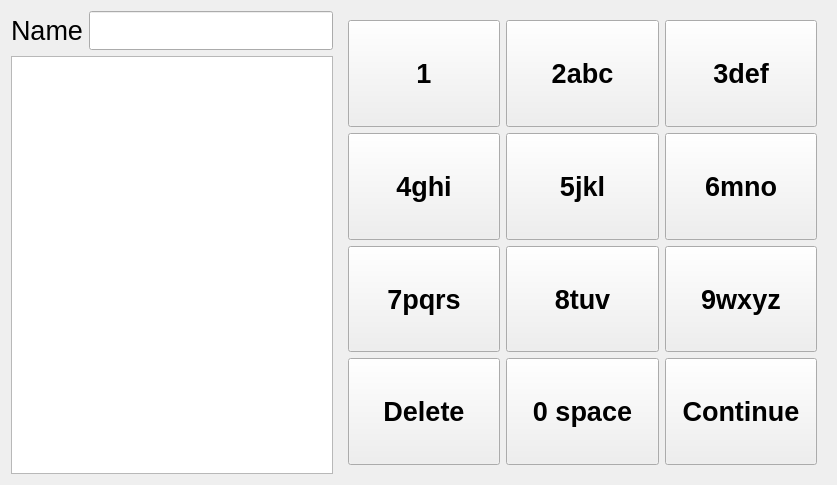
The window that TallyOnRaspberry/loginscreen.ui (Deltachi/Tally_Teamproject) describes before a commit, drawn with Qt 5.
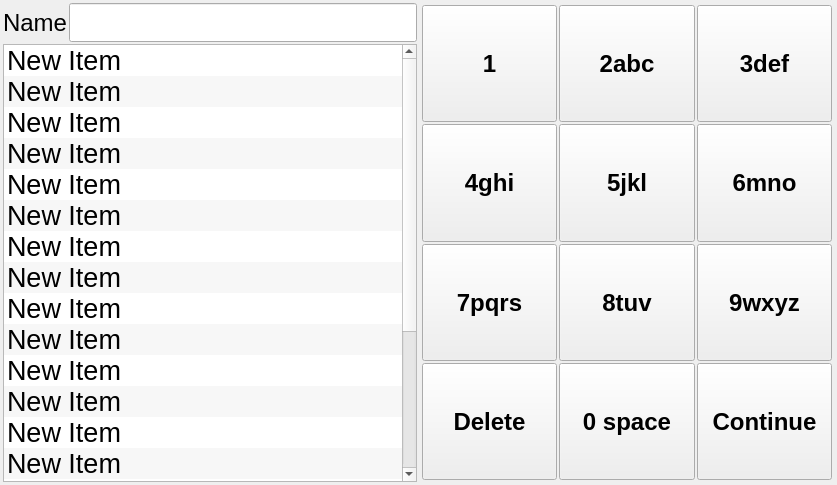
The same window after the commit.

What changed in the file:
```diff
--- a/TallyOnRaspberry/loginscreen.ui
+++ b/TallyOnRaspberry/loginscreen.ui
@@ -13,16 +13,28 @@
   <property name="windowTitle">
    <string>Form</string>
   </property>
-  <layout class="QHBoxLayout" name="horizontalLayout_2" stretch="0,1">
+  <layout class="QHBoxLayout" name="horizontalLayout_2" stretch="1,1">
+   <property name="spacing">
+    <number>3</number>
+   </property>
+   <property name="margin">
+    <number>3</number>
+   </property>
    <item>
-    <layout class="QVBoxLayout" name="verticalLayout" stretch="0,0">
+    <layout class="QVBoxLayout" name="verticalLayout" stretch="1,9">
+     <property name="spacing">
+      <number>2</number>
+     </property>
      <item>
       <layout class="QHBoxLayout" name="horizontalLayout">
+       <property name="spacing">
+        <number>2</number>
+       </property>
        <item>
         <widget class="QLabel" name="label">
          <property name="font">
           <font>
-           <pointsize>20</pointsize>
+           <pointsize>18</pointsize>
           </font>
          </property>
          <property name="text">
@@ -48,12 +60,135 @@
          <pointsize>20</pointsize>
         </font>
        </property>
+       <property name="lineWidth">
+        <number>1</number>
+       </property>
+       <property name="autoScrollMargin">
+        <number>16</number>
+       </property>
+       <property name="dragEnabled">
+        <bool>false</bool>
+       </property>
+       <property name="alternatingRowColors">
+        <bool>true</bool>
+       </property>
        <property name="iconSize">
         <size>
          <width>40</width>
          <height>40</height>
         </size>
        </property>
+       <property name="batchSize">
+        <number>100</number>
+       </property>
+       <property name="sortingEnabled">
+        <bool>true</bool>
+       </property>
+       <item>
+        <property name="text">
+         <string>New Item</string>
+        </property>
+       </item>
+       <item>
+        <property name="text">
+         <string>New Item</string>
+        </property>
+       </item>
+       <item>
+        <property name="text">
+         <string>New Item</string>
+        </property>
+       </item>
+       <item>
+        <property name="text">
+         <string>New Item</string>
+        </property>
+       </item>
+       <item>
+        <property name="text">
+         <string>New Item</string>
+        </property>
+       </item>
+       <item>
+        <property name="text">
+         <string>New Item</string>
+        </property>
+       </item>
+       <item>
+        <property name="text">
+         <string>New Item</string>
+        </property>
+       </item>
+       <item>
+        <property name="text">
+         <string>New Item</string>
+        </property>
+       </item>
+       <item>
+        <property name="text">
+         <string>New Item</string>
+        </property>
+       </item>
+       <item>
+        <property name="text">
+         <string>New Item</string>
+        </property>
+       </item>
+       <item>
+        <property name="text">
+         <string>New Item</string>
+        </property>
+       </item>
+       <item>
+        <property name="text">
+         <string>New Item</string>
+        </property>
+       </item>
+       <item>
+        <property name="text">
+         <string>New Item</string>
+        </property>
+       </item>
+       <item>
+        <property name="text">
+         <string>New Item</string>
+        </property>
+       </item>
+       <item>
+        <property name="text">
+         <string>New Item</string>
+        </property>
+       </item>
+       <item>
+        <property name="text">
+         <string>New Item</string>
+        </property>
+       </item>
+       <item>
+        <property name="text">
+         <string>New Item</string>
+        </property>
+       </item>
+       <item>
+        <property name="text">
+         <string>New Item</string>
+        </property>
+       </item>
+       <item>
+        <property name="text">
+         <string>New Item</string>
+        </property>
+       </item>
+       <item>
+        <property name="text">
+         <string>New Item</string>
+        </property>
+       </item>
+       <item>
+        <property name="text">
+         <string>New Item</string>
+        </property>
+       </item>
       </widget>
      </item>
     </layout>
@@ -61,6 +196,12 @@
    <item>
     <widget class="QWidget" name="widget_keyboardPort" native="true">
      <layout class="QGridLayout" name="gridLayout">
+      <property name="margin">
+       <number>2</number>
+      </property>
+      <property name="spacing">
+       <number>2</number>
+      </property>
       <item row="2" column="0">
        <widget class="QPushButton" name="pushButton_4">
         <property name="sizePolicy">
@@ -71,7 +212,7 @@
         </property>
         <property name="font">
          <font>
-          <pointsize>20</pointsize>
+          <pointsize>18</pointsize>
           <weight>75</weight>
           <italic>false</italic>
           <bold>true</bold>
@@ -94,7 +235,7 @@
         </property>
         <property name="font">
          <font>
-          <pointsize>20</pointsize>
+          <pointsize>18</pointsize>
           <weight>75</weight>
           <italic>false</italic>
           <bold>true</bold>
@@ -117,7 +258,7 @@
         </property>
         <property name="font">
          <font>
-          <pointsize>20</pointsize>
+          <pointsize>18</pointsize>
           <weight>75</weight>
           <italic>false</italic>
           <bold>true</bold>
@@ -140,7 +281,7 @@
         </property>
         <property name="font">
          <font>
-          <pointsize>20</pointsize>
+          <pointsize>18</pointsize>
           <weight>75</weight>
           <italic>false</italic>
           <bold>true</bold>
@@ -164,7 +305,7 @@
         <property name="font">
          <font>
           <family>MS Shell Dlg 2</family>
-          <pointsize>20</pointsize>
+          <pointsize>18</pointsize>
           <weight>75</weight>
           <italic>false</italic>
           <bold>true</bold>
@@ -187,7 +328,7 @@
         </property>
         <property name="font">
          <font>
-          <pointsize>20</pointsize>
+          <pointsize>18</pointsize>
           <weight>75</weight>
           <italic>false</italic>
           <bold>true</bold>
@@ -210,7 +351,7 @@
         </property>
         <property name="font">
          <font>
-          <pointsize>20</pointsize>
+          <pointsize>18</pointsize>
           <weight>75</weight>
           <italic>false</italic>
           <bold>true</bold>
@@ -233,7 +374,7 @@
         </property>
         <property name="font">
          <font>
-          <pointsize>20</pointsize>
+          <pointsize>18</pointsize>
           <weight>75</weight>
           <italic>false</italic>
           <bold>true</bold>
@@ -256,7 +397,7 @@
         </property>
         <property name="font">
          <font>
-          <pointsize>20</pointsize>
+          <pointsize>18</pointsize>
           <weight>75</weight>
           <italic>false</italic>
           <bold>true</bold>
@@ -279,7 +420,7 @@
         </property>
         <property name="font">
          <font>
-          <pointsize>20</pointsize>
+          <pointsize>18</pointsize>
           <weight>75</weight>
           <italic>false</italic>
           <bold>true</bold>
@@ -303,7 +444,7 @@
         </property>
         <property name="font">
          <font>
-          <pointsize>20</pointsize>
+          <pointsize>18</pointsize>
           <weight>75</weight>
           <italic>false</italic>
           <bold>true</bold>
@@ -326,7 +467,7 @@
         </property>
         <property name="font">
          <font>
-          <pointsize>20</pointsize>
+          <pointsize>18</pointsize>
           <weight>75</weight>
           <italic>false</italic>
           <bold>true</bold>
```
